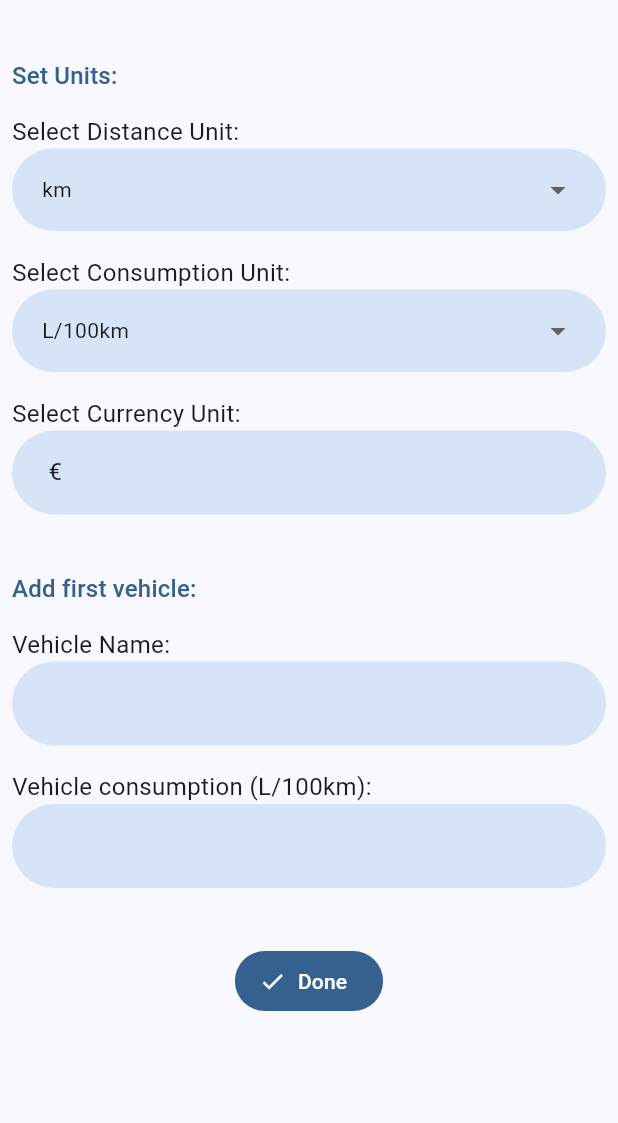
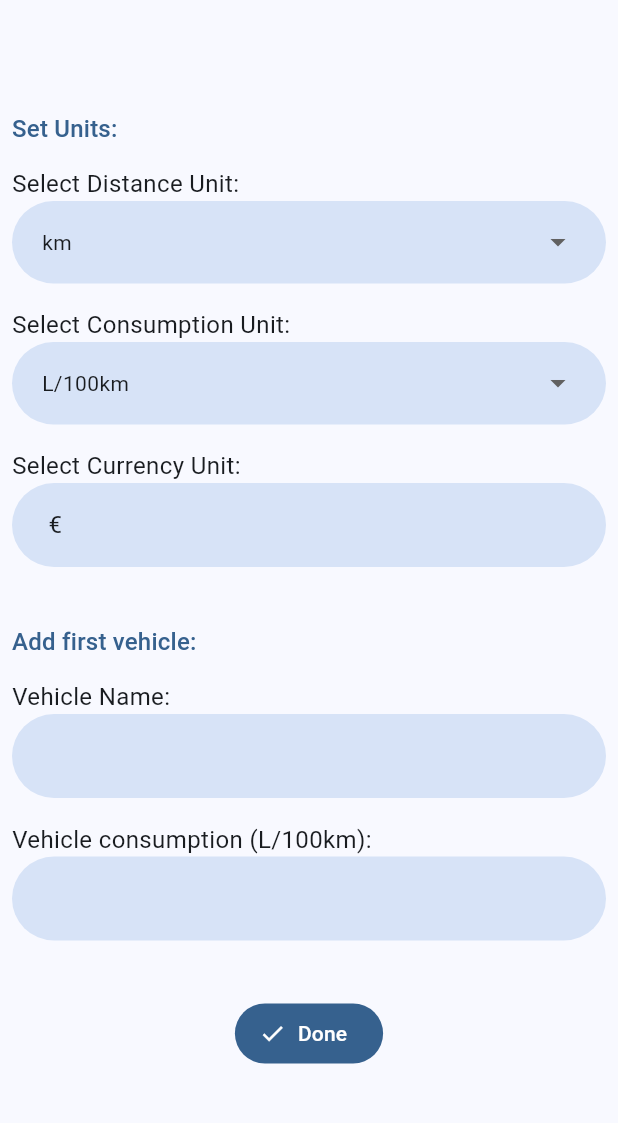
Before and after one commit to Mauznemo/open-fuel-calculator, a Flutter app: the screen it shows after launch, on a phone screen of 412 x 824 dp, the part 63-1186 px from its top. Run offline on Flutter 3.47's test engine with Material 3 defaults, Android fonts, the phone set to English and light mode, and no system bars; drawn by our look-alikes of dynamic_color; our stand-ins replace objectbox, shared_preferences; generated files the repository leaves out were written again.

Commit message:
feat: add more top UI spacing

```diff
--- a/lib/pages/home.dart
+++ b/lib/pages/home.dart
@@ -168,6 +168,7 @@ class _HomePageState extends State<HomePage> {
         ),
         body: Column(
           children: [
+            const SizedBox(height: 40),
             Padding(
               padding: const EdgeInsets.all(16.0),
               child: CustomDropdownMenu<Vehicle>(
--- a/lib/pages/range.dart
+++ b/lib/pages/range.dart
@@ -130,6 +130,7 @@ class _RangePageState extends State<RangePage> {
       ),
       body: Column(
         children: [
+          const SizedBox(height: 40),
           Padding(
             padding: const EdgeInsets.all(16.0),
             child: CustomDropdownMenu<Vehicle>(
--- a/lib/pages/welcome.dart
+++ b/lib/pages/welcome.dart
@@ -61,7 +61,7 @@ class _WelcomePageState extends State<WelcomePage> {
         body: SingleChildScrollView(
           child: Column(
             children: [
-              SizedBox(height: 25),
+              SizedBox(height: 60),
               Padding(
                 padding: const EdgeInsets.only(left: 8.0),
                 child: Align(
--- a/pubspec.yaml
+++ b/pubspec.yaml
@@ -2,7 +2,7 @@ name: fuel_calculator_flutter
 description: "Open source fuel calculator."
 
 publish_to: "none"
-version: 0.1.0+6
+version: 0.1.1+7
 
 environment:
   sdk: ^3.6.1
```
